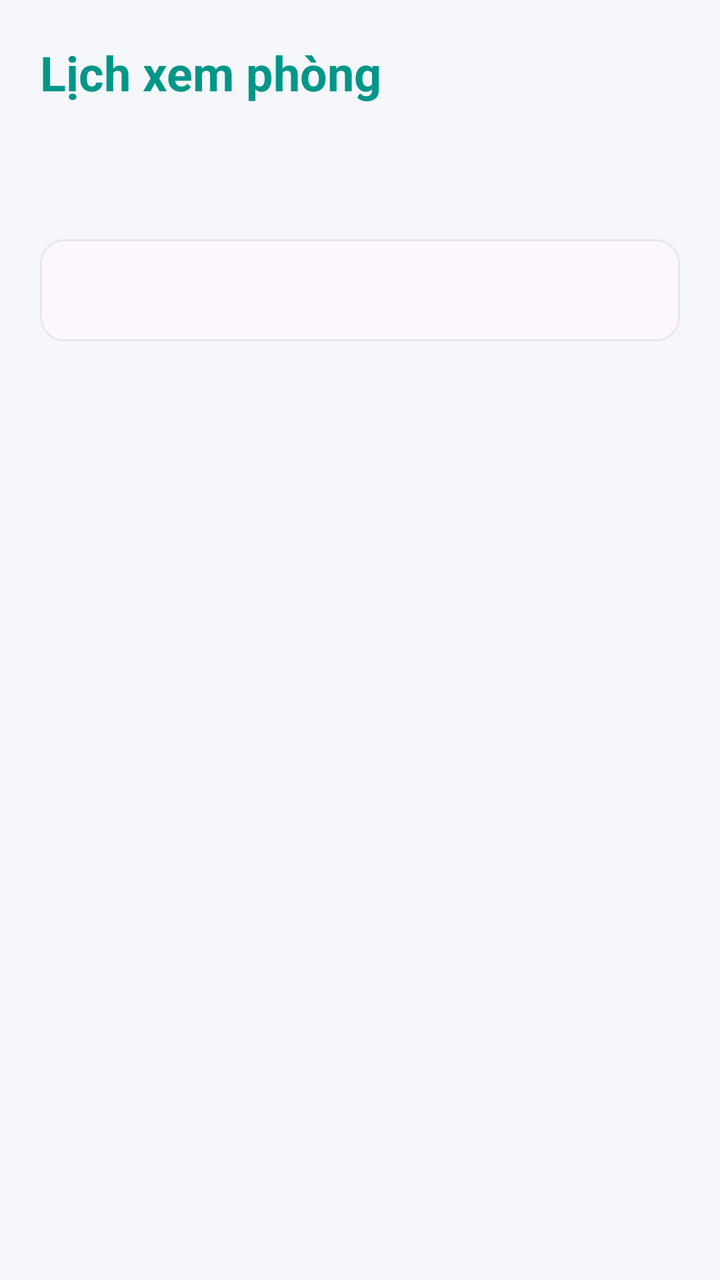
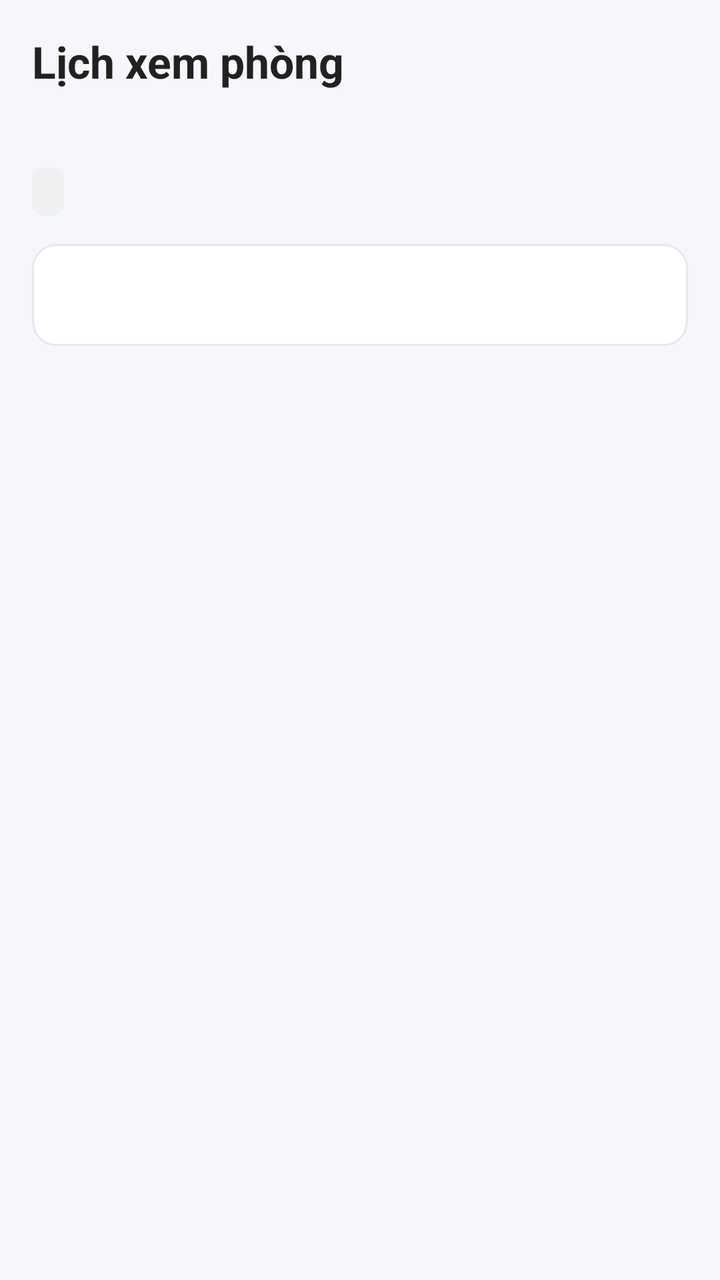

The first picture is an Android layout as it rendered before a commit; the second is the same layout after the commit. The layout source and the unified diff follow.
<!-- AndroidManifest.xml: application theme Theme.QLPT -->
<!-- res/layout/activity_request_detail.xml -->
<?xml version="1.0" encoding="utf-8"?>
<LinearLayout xmlns:android="http://schemas.android.com/apk/res/android"
    xmlns:app="http://schemas.android.com/apk/res-auto"
    android:layout_width="match_parent"
    android:layout_height="match_parent"
    android:background="#F5F7FA"
    android:orientation="vertical">

    <ScrollView
        android:layout_width="match_parent"
        android:layout_height="0dp"
        android:layout_weight="1">

        <LinearLayout
            android:layout_width="match_parent"
            android:layout_height="wrap_content"
            android:orientation="vertical"
            android:padding="20dp">

            <TextView
                android:layout_width="wrap_content"
                android:layout_height="wrap_content"
                android:text="Lịch xem phòng"
                android:textColor="#009688"
                android:textSize="24sp"
                android:textStyle="bold" />

            <TextView
                android:id="@+id/tvRoom"
                android:layout_width="match_parent"
                android:layout_height="wrap_content"
                android:layout_marginTop="6dp"
                android:textColor="#212121"
                android:textSize="18sp"
                android:textStyle="bold" />

            <TextView
                android:id="@+id/tvStatus"
                android:layout_width="wrap_content"
                android:layout_height="wrap_content"
                android:layout_marginTop="4dp"
                android:textStyle="bold" />

            <com.google.android.material.card.MaterialCardView
                android:layout_width="match_parent"
                android:layout_height="wrap_content"
                android:layout_marginTop="14dp"
                app:cardCornerRadius="12dp"
                app:cardElevation="0dp"
                app:strokeColor="#E5E7EB"
                app:strokeWidth="1dp">

                <TextView
                    android:id="@+id/tvInfo"
                    android:layout_width="match_parent"
                    android:layout_height="wrap_content"
                    android:lineSpacingExtra="6dp"
                    android:padding="16dp"
                    android:textColor="#212121" />
            </com.google.android.material.card.MaterialCardView>
        </LinearLayout>
    </ScrollView>

    <LinearLayout
        android:id="@+id/layoutActions"
        android:layout_width="match_parent"
        android:layout_height="wrap_content"
        android:background="#FFFFFF"
        android:elevation="8dp"
        android:orientation="horizontal"
        android:padding="12dp"
        android:visibility="gone">

        <Button
            android:id="@+id/btnReject"
            style="@style/Widget.MaterialComponents.Button.OutlinedButton"
            android:layout_width="0dp"
            android:layout_height="52dp"
            android:layout_weight="1"
            android:layout_marginEnd="6dp"
            android:text="Từ chối"
            android:textAllCaps="false"
            android:textColor="#E53935" />

        <Button
            android:id="@+id/btnApprove"
            android:layout_width="0dp"
            android:layout_height="52dp"
            android:layout_weight="1.5"
            android:layout_marginStart="6dp"
            android:backgroundTint="#009688"
            android:text="Xác nhận lịch"
            android:textAllCaps="false" />
    </LinearLayout>

    <Button
        android:id="@+id/btnContract"
        android:layout_width="match_parent"
        android:layout_height="52dp"
        android:layout_margin="12dp"
        android:backgroundTint="#FF9800"
        android:text="Tạo hợp đồng"
        android:textAllCaps="false"
        android:visibility="gone" />
</LinearLayout>
<!-- resources referenced by this layout -->
<resources>
  <style name="Base.Theme.QLPT" parent="Theme.Material3.DayNight.NoActionBar">
          <item name="colorPrimary">@color/colorPrimary</item>
          <item name="colorPrimaryDark">@color/colorPrimaryDark</item>
          <item name="colorAccent">@color/colorAccent</item>
          <item name="android:statusBarColor">@color/colorPrimaryDark</item>
          <item name="textInputStyle">@style/App.TextInput</item>
      </style>
  <color name="colorPrimary">#1976D2</color>
  <color name="colorPrimaryDark">#1565C0</color>
  <color name="colorAccent">#FF6F00</color>
  <style name="App.TextInput" parent="Widget.Material3.TextInputLayout.OutlinedBox">
          <item name="boxCornerRadiusTopStart">12dp</item>
          <item name="boxCornerRadiusTopEnd">12dp</item>
          <item name="boxCornerRadiusBottomStart">12dp</item>
          <item name="boxCornerRadiusBottomEnd">12dp</item>
      </style>
  <!-- unchanged entries left out for length: 1 -->
</resources>

<!-- the commit's change to res/layout/activity_request_detail.xml (unified diff, before → after) -->
@@ -1,54 +1,51 @@
 <?xml version="1.0" encoding="utf-8"?>
-<LinearLayout xmlns:android="http://schemas.android.com/apk/res/android"
+<LinearLayout
+    xmlns:android="http://schemas.android.com/apk/res/android"
     xmlns:app="http://schemas.android.com/apk/res-auto"
     android:layout_width="match_parent"
     android:layout_height="match_parent"
-    android:background="#F5F7FA"
-    android:orientation="vertical">
+    android:background="@color/qlpt_surface"
+    android:orientation="vertical"
+    android:fitsSystemWindows="true">
 
     <ScrollView
         android:layout_width="match_parent"
         android:layout_height="0dp"
-        android:layout_weight="1">
+        android:layout_weight="1"
+        android:background="@color/qlpt_background">
 
         <LinearLayout
             android:layout_width="match_parent"
             android:layout_height="wrap_content"
             android:orientation="vertical"
-            android:padding="20dp">
+            android:padding="16dp">
 
             <TextView
                 android:layout_width="wrap_content"
                 android:layout_height="wrap_content"
                 android:text="Lịch xem phòng"
-                android:textColor="#009688"
-                android:textSize="24sp"
-                android:textStyle="bold" />
+                android:textAppearance="@style/TextAppearance.QLPT.ScreenTitle" />
 
             <TextView
                 android:id="@+id/tvRoom"
                 android:layout_width="match_parent"
                 android:layout_height="wrap_content"
                 android:layout_marginTop="6dp"
-                android:textColor="#212121"
+                android:textColor="@color/qlpt_text"
                 android:textSize="18sp"
                 android:textStyle="bold" />
 
             <TextView
                 android:id="@+id/tvStatus"
+                style="@style/Widget.QLPT.Badge"
                 android:layout_width="wrap_content"
                 android:layout_height="wrap_content"
-                android:layout_marginTop="4dp"
-                android:textStyle="bold" />
+                android:layout_marginTop="8dp" />
 
             <com.google.android.material.card.MaterialCardView
                 android:layout_width="match_parent"
                 android:layout_height="wrap_content"
-                android:layout_marginTop="14dp"
-                app:cardCornerRadius="12dp"
-                app:cardElevation="0dp"
-                app:strokeColor="#E5E7EB"
-                app:strokeWidth="1dp">
+                android:layout_marginTop="14dp">
 
                 <TextView
                     android:id="@+id/tvInfo"
@@ -56,7 +53,8 @@
                     android:layout_height="wrap_content"
                     android:lineSpacingExtra="6dp"
                     android:padding="16dp"
-                    android:textColor="#212121" />
+                    android:textColor="@color/qlpt_text"
+                    android:textSize="14sp" />
             </com.google.android.material.card.MaterialCardView>
         </LinearLayout>
     </ScrollView>
@@ -65,7 +63,7 @@
         android:id="@+id/layoutActions"
         android:layout_width="match_parent"
         android:layout_height="wrap_content"
-        android:background="#FFFFFF"
+        android:background="@color/qlpt_surface"
         android:elevation="8dp"
         android:orientation="horizontal"
         android:padding="12dp"
@@ -73,33 +71,40 @@
 
         <Button
             android:id="@+id/btnReject"
-            style="@style/Widget.MaterialComponents.Button.OutlinedButton"
+            style="@style/Widget.QLPT.Button.Outlined"
             android:layout_width="0dp"
-            android:layout_height="52dp"
+            android:layout_height="wrap_content"
             android:layout_weight="1"
             android:layout_marginEnd="6dp"
             android:text="Từ chối"
-            android:textAllCaps="false"
-            android:textColor="#E53935" />
+            android:textColor="@color/qlpt_error"
+            android:minHeight="52dp"
+            android:insetTop="0dp"
+            android:insetBottom="0dp"
+            app:strokeColor="@color/qlpt_error" />
 
         <Button
             android:id="@+id/btnApprove"
+            style="@style/Widget.QLPT.Button"
             android:layout_width="0dp"
-            android:layout_height="52dp"
+            android:layout_height="wrap_content"
             android:layout_weight="1.5"
             android:layout_marginStart="6dp"
-            android:backgroundTint="#009688"
             android:text="Xác nhận lịch"
-            android:textAllCaps="false" />
+            android:minHeight="52dp"
+            android:insetTop="0dp"
+            android:insetBottom="0dp" />
     </LinearLayout>
 
     <Button
         android:id="@+id/btnContract"
+        style="@style/Widget.QLPT.Button.Accent"
         android:layout_width="match_parent"
-        android:layout_height="52dp"
+        android:layout_height="wrap_content"
         android:layout_margin="12dp"
-        android:backgroundTint="#FF9800"
         android:text="Tạo hợp đồng"
-        android:textAllCaps="false"
-        android:visibility="gone" />
+        android:visibility="gone"
+        android:minHeight="52dp"
+        android:insetTop="0dp"
+        android:insetBottom="0dp" />
 </LinearLayout>
<!-- resource entries referenced after the edit -->
@@ -1,21 +1,129 @@
 <!-- resources referenced by this layout -->
 <resources>
-  <style name="Base.Theme.QLPT" parent="Theme.Material3.DayNight.NoActionBar">
+  <color name="qlpt_background">#F5F7FA</color>
+  <color name="qlpt_error">#E53935</color>
+  <color name="qlpt_surface">#FFFFFF</color>
+  <color name="qlpt_text">#212121</color>
+  <style name="TextAppearance.QLPT.ScreenTitle" parent="TextAppearance.Material3.HeadlineSmall">
+          <item name="android:textSize">22sp</item>
+          <item name="android:textStyle">bold</item>
+          <item name="android:textColor">@color/qlpt_text</item>
+      </style>
+  <style name="Widget.QLPT.Badge" parent="">
+          <item name="android:paddingStart">8dp</item>
+          <item name="android:paddingEnd">8dp</item>
+          <item name="android:paddingTop">4dp</item>
+          <item name="android:paddingBottom">4dp</item>
+          <item name="android:textSize">12sp</item>
+          <item name="android:textStyle">bold</item>
+          <item name="android:background">@drawable/bg_status_neutral</item>
+          <item name="android:textColor">@color/qlpt_text_secondary</item>
+      </style>
+  <style name="Widget.QLPT.Button" parent="Widget.Material3.Button">
+          <item name="cornerRadius">12dp</item>
+          <item name="android:textAllCaps">false</item>
+          <item name="android:letterSpacing">0</item>
+      </style>
+  <style name="Widget.QLPT.Button.Accent">
+          <item name="backgroundTint">@color/qlpt_accent</item>
+          <item name="android:textColor">@color/qlpt_surface</item>
+      </style>
+  <style name="Widget.QLPT.Button.Outlined" parent="Widget.Material3.Button.OutlinedButton">
+          <item name="cornerRadius">12dp</item>
+          <item name="android:textAllCaps">false</item>
+          <item name="android:letterSpacing">0</item>
+          <item name="strokeColor">@color/qlpt_border</item>
+      </style>
+  <!-- drawable bg_status_neutral (drawable) -->
+  <?xml version="1.0" encoding="utf-8"?>
+  <shape xmlns:android="http://schemas.android.com/apk/res/android"
+      android:shape="rectangle">
+      <solid android:color="@color/qlpt_neutral_bg" />
+      <corners android:radius="6dp" />
+  </shape>
+  <color name="qlpt_text_secondary">#616161</color>
+  <color name="qlpt_accent">#F57C00</color>
+  <color name="qlpt_border">#E5E7EB</color>
+  <style name="Base.Theme.QLPT" parent="Theme.Material3.Light.NoActionBar">
+          
           <item name="colorPrimary">@color/colorPrimary</item>
+          <item name="colorOnPrimary">@color/qlpt_surface</item>
+          <item name="colorPrimaryContainer">@color/qlpt_primary_container</item>
+          <item name="colorOnPrimaryContainer">@color/qlpt_on_primary_container</item>
           <item name="colorPrimaryDark">@color/colorPrimaryDark</item>
           <item name="colorAccent">@color/colorAccent</item>
+  
+          
+          <item name="colorSecondary">@color/qlpt_accent</item>
+          <item name="colorOnSecondary">@color/qlpt_surface</item>
+          <item name="colorSecondaryContainer">@color/qlpt_primary_container</item>
+          <item name="colorOnSecondaryContainer">@color/qlpt_on_primary_container</item>
+  
+          <item name="colorError">@color/qlpt_error</item>
+  
+          
+          <item name="android:colorBackground">@color/qlpt_background</item>
+          <item name="colorSurface">@color/qlpt_surface</item>
+          <item name="colorSurfaceContainer">@color/qlpt_surface</item>
+          <item name="colorOnSurface">@color/qlpt_text</item>
+          <item name="colorOnSurfaceVariant">@color/qlpt_text_secondary</item>
+          <item name="colorOutline">@color/qlpt_text_hint</item>
+          <item name="colorOutlineVariant">@color/qlpt_border</item>
+  
+          
           <item name="android:statusBarColor">@color/colorPrimaryDark</item>
+          <item name="android:windowLightStatusBar">@bool/qlpt_light_status_bar</item>
+  
+          
+          <item name="materialButtonStyle">@style/Widget.QLPT.Button</item>
+          <item name="materialButtonOutlinedStyle">@style/Widget.QLPT.Button.Outlined</item>
+          <item name="materialCardViewStyle">@style/Widget.QLPT.Card</item>
           <item name="textInputStyle">@style/App.TextInput</item>
+          <item name="bottomNavigationStyle">@style/Widget.QLPT.BottomNav</item>
+          <item name="bottomSheetDialogTheme">@style/ThemeOverlay.QLPT.BottomSheetDialog</item>
       </style>
-  <color name="colorPrimary">#1976D2</color>
-  <color name="colorPrimaryDark">#1565C0</color>
-  <color name="colorAccent">#FF6F00</color>
+  <color name="qlpt_neutral_bg">#EEF0F2</color>
+  <color name="colorPrimary">@color/qlpt_primary</color>
+  <color name="qlpt_primary_container">#E0F2F1</color>
+  <color name="qlpt_on_primary_container">#00695C</color>
+  <color name="colorPrimaryDark">@color/qlpt_primary_dark</color>
+  <color name="colorAccent">@color/qlpt_accent</color>
+  <color name="qlpt_text_hint">#9E9E9E</color>
+  <style name="Widget.QLPT.Card" parent="Widget.Material3.CardView.Outlined">
+          <item name="cardCornerRadius">12dp</item>
+          <item name="cardElevation">0dp</item>
+          <item name="strokeWidth">1dp</item>
+          <item name="strokeColor">@color/qlpt_border</item>
+          <item name="cardBackgroundColor">@color/qlpt_surface</item>
+      </style>
   <style name="App.TextInput" parent="Widget.Material3.TextInputLayout.OutlinedBox">
+          
+          <item name="boxBackgroundColor">@color/qlpt_surface</item>
           <item name="boxCornerRadiusTopStart">12dp</item>
           <item name="boxCornerRadiusTopEnd">12dp</item>
           <item name="boxCornerRadiusBottomStart">12dp</item>
           <item name="boxCornerRadiusBottomEnd">12dp</item>
       </style>
+  <style name="Widget.QLPT.BottomNav" parent="Widget.Material3.BottomNavigationView">
+          <item name="backgroundTint">@color/qlpt_surface</item>
+          <item name="elevation">8dp</item>
+      </style>
+  <style name="ThemeOverlay.QLPT.BottomSheetDialog" parent="ThemeOverlay.Material3.BottomSheetDialog">
+          <item name="bottomSheetStyle">@style/Widget.QLPT.BottomSheet</item>
+      </style>
+  <color name="qlpt_primary">#009688</color>
+  <color name="qlpt_primary_dark">#00796B</color>
+  <style name="Widget.QLPT.BottomSheet" parent="Widget.Material3.BottomSheet.Modal">
+          <item name="backgroundTint">@color/qlpt_surface</item>
+          <item name="shapeAppearance">@style/ShapeAppearance.QLPT.BottomSheet</item>
+      </style>
+  <style name="ShapeAppearance.QLPT.BottomSheet" parent="">
+          <item name="cornerFamily">rounded</item>
+          <item name="cornerSizeTopLeft">24dp</item>
+          <item name="cornerSizeTopRight">24dp</item>
+          <item name="cornerSizeBottomLeft">0dp</item>
+          <item name="cornerSizeBottomRight">0dp</item>
+      </style>
   <!-- unchanged entries left out for length: 1 -->
 </resources>
 
